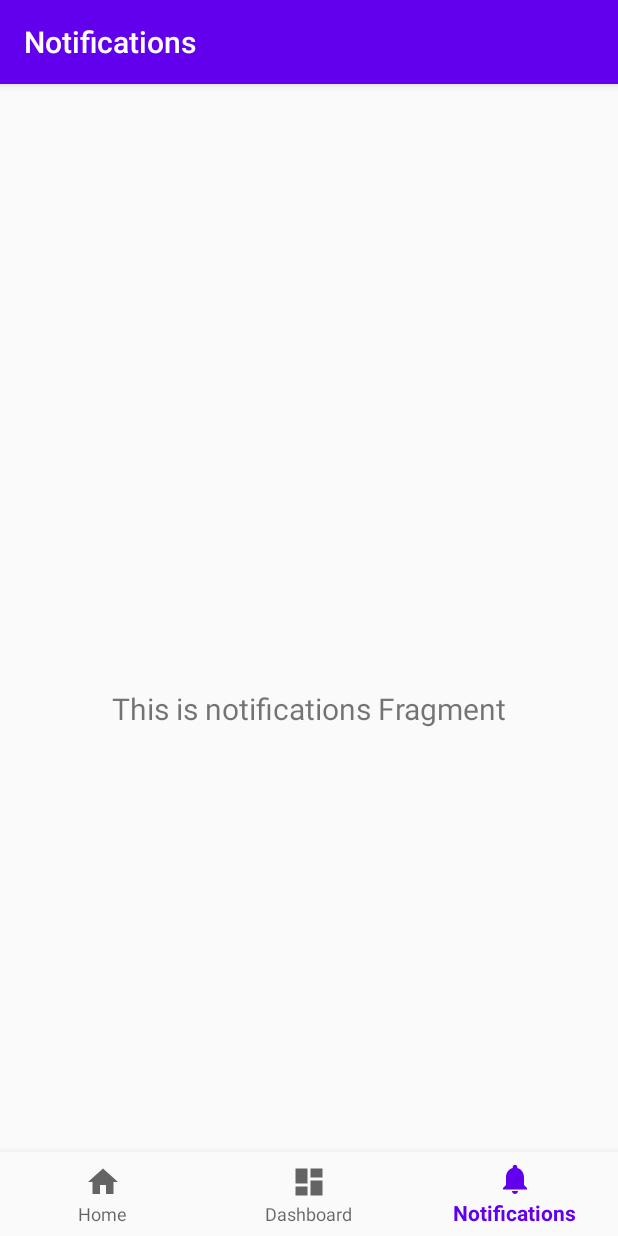
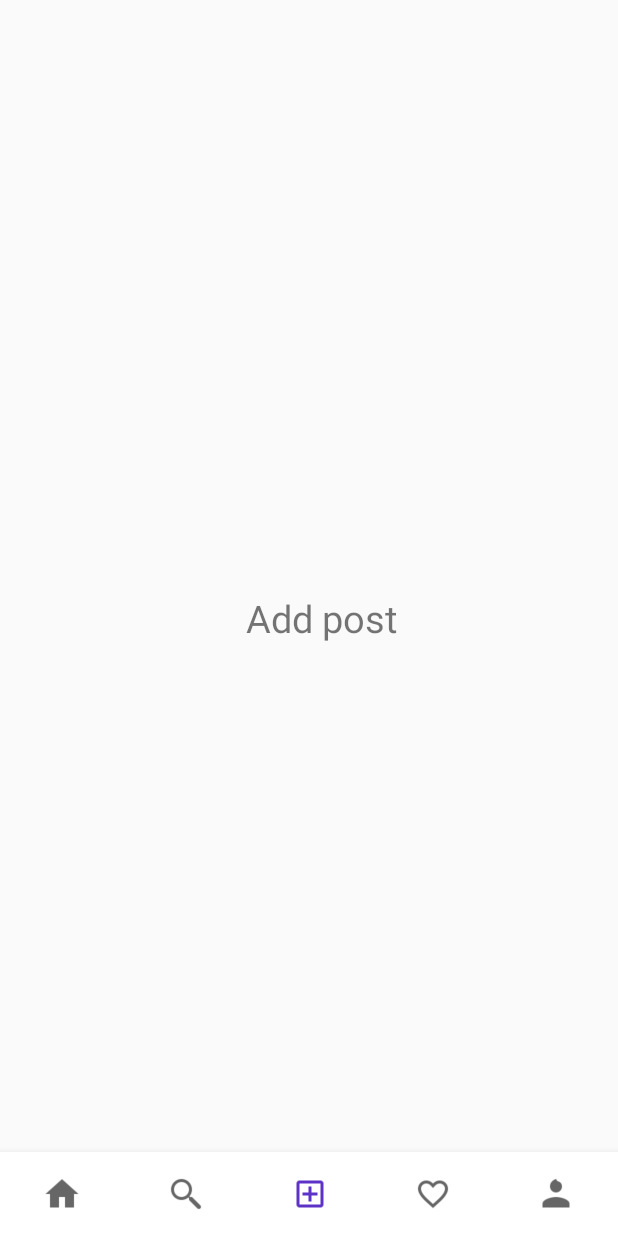
Before and after one commit to psh140/Instagram-Clone-ver.2, an Android app: the screen it shows after launch (MainActivity), item 3 of the bottom bar chosen, on a phone screen of 412 x 824 dp. Run offline under Robolectric (Android 15) with nearby library versions, the phone set to English and light mode, and no system bars; our stand-ins replace navigation-ui.

Commit message:
Bottom Navigation View Add

```diff
--- a/app/src/main/AndroidManifest.xml
+++ b/app/src/main/AndroidManifest.xml
@@ -4,9 +4,9 @@
 
     <application
         android:allowBackup="true"
-        android:icon="@mipmap/ic_launcher"
+        android:icon="@drawable/app_ic"
         android:label="@string/app_name"
-        android:roundIcon="@mipmap/ic_launcher_round"
+        android:roundIcon="@drawable/app_ic"
         android:supportsRtl="true"
         android:theme="@style/AppTheme">
         <activity
--- a/app/src/main/java/com/hugh/instagram_clone_ver_02/MainActivity.kt
+++ b/app/src/main/java/com/hugh/instagram_clone_ver_02/MainActivity.kt
@@ -1,8 +1,10 @@
 package com.hugh.instagram_clone_ver_02
 
 import android.os.Bundle
+import android.widget.TextView
 import com.google.android.material.bottomnavigation.BottomNavigationView
 import androidx.appcompat.app.AppCompatActivity
+import androidx.fragment.app.Fragment
 import androidx.navigation.findNavController
 import androidx.navigation.ui.AppBarConfiguration
 import androidx.navigation.ui.setupActionBarWithNavController
@@ -10,17 +12,57 @@ import androidx.navigation.ui.setupWithNavController
 
 class MainActivity : AppCompatActivity() {
 
+    private lateinit var textView: TextView
+
+    private val onNavigationItemSelectedListener = BottomNavigationView.OnNavigationItemSelectedListener { item ->
+        when (item.itemId) {
+            R.id.nav_home -> {
+//                moveToFragment(HomeFragment())
+                textView.setText("Home")
+                return@OnNavigationItemSelectedListener true
+            }
+            R.id.nav_search -> {
+//                moveToFragment(SearchFragment())
+                textView.setText("Search")
+                return@OnNavigationItemSelectedListener true
+            }
+            R.id.nav_add_post -> {
+                textView.setText("Add post")
+                return@OnNavigationItemSelectedListener true
+            }
+            R.id.nav_notifications -> {
+//                moveToFragment(NotificationsFragment())
+                textView.setText("Notification")
+                return@OnNavigationItemSelectedListener true
+            }
+            R.id.nav_profile -> {
+//                moveToFragment(ProfileFragment())
+                textView.setText("Profile")
+                return@OnNavigationItemSelectedListener true
+            }
+        }
+
+        false
+    }
+
     override fun onCreate(savedInstanceState: Bundle?) {
         super.onCreate(savedInstanceState)
         setContentView(R.layout.activity_main)
+
         val navView: BottomNavigationView = findViewById(R.id.nav_view)
+        textView = findViewById(R.id.message)
 
-        val navController = findNavController(R.id.nav_host_fragment)
-        // Passing each menu ID as a set of Ids because each
-        // menu should be considered as top level destinations.
-        val appBarConfiguration = AppBarConfiguration(setOf(
-                R.id.navigation_home, R.id.navigation_dashboard, R.id.navigation_notifications))
-        setupActionBarWithNavController(navController, appBarConfiguration)
-        navView.setupWithNavController(navController)
+        navView.setOnNavigationItemSelectedListener(onNavigationItemSelectedListener)
+
+//        moveToFragment(HomeFragment())
+
     }
+
+
+//    private fun moveToFragment(fragment: Fragment)
+//    {
+//        val fragmentTrans = supportFragmentManager.beginTransaction()
+//        fragmentTrans.replace(R.id.fragment_container, fragment)
+//        fragmentTrans.commit()
+//    }
 }
--- a/app/src/main/java/com/hugh/instagram_clone_ver_02/ui/home/HomeFragment.kt
+++ /dev/null
@@ -1,31 +0,0 @@
-package com.hugh.instagram_clone_ver_02.ui.home
-
-import android.os.Bundle
-import android.view.LayoutInflater
-import android.view.View
-import android.view.ViewGroup
-import android.widget.TextView
-import androidx.fragment.app.Fragment
-import androidx.lifecycle.Observer
-import androidx.lifecycle.ViewModelProviders
-import com.hugh.instagram_clone_ver_02.R
-
-class HomeFragment : Fragment() {
-
-    private lateinit var homeViewModel: HomeViewModel
-
-    override fun onCreateView(
-            inflater: LayoutInflater,
-            container: ViewGroup?,
-            savedInstanceState: Bundle?
-    ): View? {
-        homeViewModel =
-                ViewModelProviders.of(this).get(HomeViewModel::class.java)
-        val root = inflater.inflate(R.layout.fragment_home, container, false)
-        val textView: TextView = root.findViewById(R.id.text_home)
-        homeViewModel.text.observe(viewLifecycleOwner, Observer {
-            textView.text = it
-        })
-        return root
-    }
-}
--- a/app/src/main/java/com/hugh/instagram_clone_ver_02/ui/home/HomeViewModel.kt
+++ /dev/null
@@ -1,13 +0,0 @@
-package com.hugh.instagram_clone_ver_02.ui.home
-
-import androidx.lifecycle.LiveData
-import androidx.lifecycle.MutableLiveData
-import androidx.lifecycle.ViewModel
-
-class HomeViewModel : ViewModel() {
-
-    private val _text = MutableLiveData<String>().apply {
-        value = "This is home Fragment"
-    }
-    val text: LiveData<String> = _text
-}
--- a/app/src/main/java/com/hugh/instagram_clone_ver_02/ui/notifications/NotificationsFragment.kt
+++ /dev/null
@@ -1,31 +0,0 @@
-package com.hugh.instagram_clone_ver_02.ui.notifications
-
-import android.os.Bundle
-import android.view.LayoutInflater
-import android.view.View
-import android.view.ViewGroup
-import android.widget.TextView
-import androidx.fragment.app.Fragment
-import androidx.lifecycle.Observer
-import androidx.lifecycle.ViewModelProviders
-import com.hugh.instagram_clone_ver_02.R
-
-class NotificationsFragment : Fragment() {
-
-    private lateinit var notificationsViewModel: NotificationsViewModel
-
-    override fun onCreateView(
-            inflater: LayoutInflater,
-            container: ViewGroup?,
-            savedInstanceState: Bundle?
-    ): View? {
-        notificationsViewModel =
-                ViewModelProviders.of(this).get(NotificationsViewModel::class.java)
-        val root = inflater.inflate(R.layout.fragment_notifications, container, false)
-        val textView: TextView = root.findViewById(R.id.text_notifications)
-        notificationsViewModel.text.observe(viewLifecycleOwner, Observer {
-            textView.text = it
-        })
-        return root
-    }
-}
--- a/app/src/main/java/com/hugh/instagram_clone_ver_02/ui/notifications/NotificationsViewModel.kt
+++ /dev/null
@@ -1,13 +0,0 @@
-package com.hugh.instagram_clone_ver_02.ui.notifications
-
-import androidx.lifecycle.LiveData
-import androidx.lifecycle.MutableLiveData
-import androidx.lifecycle.ViewModel
-
-class NotificationsViewModel : ViewModel() {
-
-    private val _text = MutableLiveData<String>().apply {
-        value = "This is notifications Fragment"
-    }
-    val text: LiveData<String> = _text
-}
--- a/app/src/main/res/layout/activity_main.xml
+++ b/app/src/main/res/layout/activity_main.xml
@@ -1,33 +1,31 @@
 <?xml version="1.0" encoding="utf-8"?>
-<androidx.constraintlayout.widget.ConstraintLayout xmlns:android="http://schemas.android.com/apk/res/android"
+<RelativeLayout xmlns:android="http://schemas.android.com/apk/res/android"
     xmlns:app="http://schemas.android.com/apk/res-auto"
     android:id="@+id/container"
     android:layout_width="match_parent"
     android:layout_height="match_parent"
     android:paddingTop="?attr/actionBarSize">
 
+    <TextView
+        android:id="@+id/message"
+        android:layout_width="match_parent"
+        android:layout_height="wrap_content"
+        android:text="home"
+        android:layout_marginStart="16dp"
+        android:layout_marginLeft="16dp"
+        android:layout_marginTop="16dp"
+        android:layout_centerVertical="true"
+        android:textAlignment="center"
+        android:textSize="25sp"
+        android:gravity="center_horizontal" />
+
     <com.google.android.material.bottomnavigation.BottomNavigationView
         android:id="@+id/nav_view"
-        android:layout_width="0dp"
+        android:layout_width="match_parent"
         android:layout_height="wrap_content"
-        android:layout_marginStart="0dp"
-        android:layout_marginEnd="0dp"
-        android:background="?android:attr/windowBackground"
-        app:layout_constraintBottom_toBottomOf="parent"
-        app:layout_constraintLeft_toLeftOf="parent"
-        app:layout_constraintRight_toRightOf="parent"
-        app:menu="@menu/bottom_nav_menu" />
+        android:background="@android:color/white"
+        android:layout_alignParentBottom="true"
+        app:menu="@menu/bottom_nav_menu"
+        app:labelVisibilityMode="unlabeled"/>
 
-    <fragment
-        android:id="@+id/nav_host_fragment"
-        android:name="androidx.navigation.fragment.NavHostFragment"
-        android:layout_width="match_parent"
-        android:layout_height="match_parent"
-        app:defaultNavHost="true"
-        app:layout_constraintBottom_toTopOf="@id/nav_view"
-        app:layout_constraintLeft_toLeftOf="parent"
-        app:layout_constraintRight_toRightOf="parent"
-        app:layout_constraintTop_toTopOf="parent"
-        app:navGraph="@navigation/mobile_navigation" />
-
-</androidx.constraintlayout.widget.ConstraintLayout>
+</RelativeLayout>
--- a/app/src/main/res/layout/fragment_notifications.xml
+++ /dev/null
@@ -1,22 +0,0 @@
-<?xml version="1.0" encoding="utf-8"?>
-<androidx.constraintlayout.widget.ConstraintLayout xmlns:android="http://schemas.android.com/apk/res/android"
-    xmlns:app="http://schemas.android.com/apk/res-auto"
-    xmlns:tools="http://schemas.android.com/tools"
-    android:layout_width="match_parent"
-    android:layout_height="match_parent"
-    tools:context=".ui.notifications.NotificationsFragment">
-
-    <TextView
-        android:id="@+id/text_notifications"
-        android:layout_width="match_parent"
-        android:layout_height="wrap_content"
-        android:layout_marginStart="8dp"
-        android:layout_marginTop="8dp"
-        android:layout_marginEnd="8dp"
-        android:textAlignment="center"
-        android:textSize="20sp"
-        app:layout_constraintBottom_toBottomOf="parent"
-        app:layout_constraintEnd_toEndOf="parent"
-        app:layout_constraintStart_toStartOf="parent"
-        app:layout_constraintTop_toTopOf="parent" />
-</androidx.constraintlayout.widget.ConstraintLayout>
--- a/app/src/main/res/menu/bottom_nav_menu.xml
+++ b/app/src/main/res/menu/bottom_nav_menu.xml
@@ -2,18 +2,28 @@
 <menu xmlns:android="http://schemas.android.com/apk/res/android">
 
     <item
-        android:id="@+id/navigation_home"
-        android:icon="@drawable/ic_home_black_24dp"
+        android:id="@+id/nav_home"
+        android:icon="@drawable/home"
         android:title="@string/title_home" />
 
     <item
-        android:id="@+id/navigation_dashboard"
-        android:icon="@drawable/ic_dashboard_black_24dp"
+        android:id="@+id/nav_search"
+        android:icon="@drawable/search"
         android:title="@string/title_dashboard" />
 
     <item
-        android:id="@+id/navigation_notifications"
-        android:icon="@drawable/ic_notifications_black_24dp"
+        android:id="@+id/nav_add_post"
+        android:icon="@drawable/add"
+        android:title="@string/title_add_post" />
+
+    <item
+        android:id="@+id/nav_notifications"
+        android:icon="@drawable/heart"
         android:title="@string/title_notifications" />
 
+    <item
+        android:id="@+id/nav_profile"
+        android:icon="@drawable/profile_icon"
+        android:title="@string/title_profile" />
+
 </menu>
--- a/app/src/main/res/navigation/mobile_navigation.xml
+++ /dev/null
@@ -1,25 +0,0 @@
-<?xml version="1.0" encoding="utf-8"?>
-<navigation xmlns:android="http://schemas.android.com/apk/res/android"
-    xmlns:app="http://schemas.android.com/apk/res-auto"
-    xmlns:tools="http://schemas.android.com/tools"
-    android:id="@+id/mobile_navigation"
-    app:startDestination="@+id/navigation_home">
-
-    <fragment
-        android:id="@+id/navigation_home"
-        android:name="com.hugh.instagram_clone_ver_02.ui.home.HomeFragment"
-        android:label="@string/title_home"
-        tools:layout="@layout/fragment_home" />
-
-    <fragment
-        android:id="@+id/navigation_dashboard"
-        android:name="com.hugh.instagram_clone_ver_02.ui.dashboard.DashboardFragment"
-        android:label="@string/title_dashboard"
-        tools:layout="@layout/fragment_dashboard" />
-
-    <fragment
-        android:id="@+id/navigation_notifications"
-        android:name="com.hugh.instagram_clone_ver_02.ui.notifications.NotificationsFragment"
-        android:label="@string/title_notifications"
-        tools:layout="@layout/fragment_notifications" />
-</navigation>
--- a/app/src/main/res/values/colors.xml
+++ b/app/src/main/res/values/colors.xml
@@ -1,6 +1,8 @@
 <?xml version="1.0" encoding="utf-8"?>
 <resources>
-    <color name="colorPrimary">#6200EE</color>
-    <color name="colorPrimaryDark">#3700B3</color>
-    <color name="colorAccent">#03DAC5</color>
+    <color name="colorPrimary">#5C32C7</color>
+    <color name="colorPrimaryDark">#5C32C7</color>
+    <color name="colorAccent">#ff68a5</color>
+    <color name="colorBlack">#c2bdbf</color>
+    <color name="colorBlue">#5552FF</color>
 </resources>
--- a/app/src/main/res/values/strings.xml
+++ b/app/src/main/res/values/strings.xml
@@ -1,6 +1,8 @@
 <resources>
-    <string name="app_name">Instagram_Clone_Ver_02</string>
+    <string name="app_name">InstagramClone</string>
     <string name="title_home">Home</string>
     <string name="title_dashboard">Dashboard</string>
     <string name="title_notifications">Notifications</string>
+    <string name="title_add_post">Add post</string>
+    <string name="title_profile">Profile</string>
 </resources>
--- a/app/src/main/res/values/styles.xml
+++ b/app/src/main/res/values/styles.xml
@@ -1,6 +1,6 @@
 <resources>
     <!-- Base application theme. -->
-    <style name="AppTheme" parent="Theme.AppCompat.Light.DarkActionBar">
+    <style name="AppTheme" parent="Theme.AppCompat.Light.NoActionBar">
         <!-- Customize your theme here. -->
         <item name="colorPrimary">@color/colorPrimary</item>
         <item name="colorPrimaryDark">@color/colorPrimaryDark</item>
```
Also changed, not shown: app/src/main/java/com/hugh/instagram_clone_ver_02/ui/dashboard/DashboardFragment.kt (deleted, +0 -31 lines), app/src/main/java/com/hugh/instagram_clone_ver_02/ui/dashboard/DashboardViewModel.kt (deleted, +0 -13 lines), app/src/main/res/layout/fragment_dashboard.xml (deleted, +0 -22 lines), app/src/main/res/layout/fragment_home.xml (deleted, +0 -22 lines), 1 other file.
